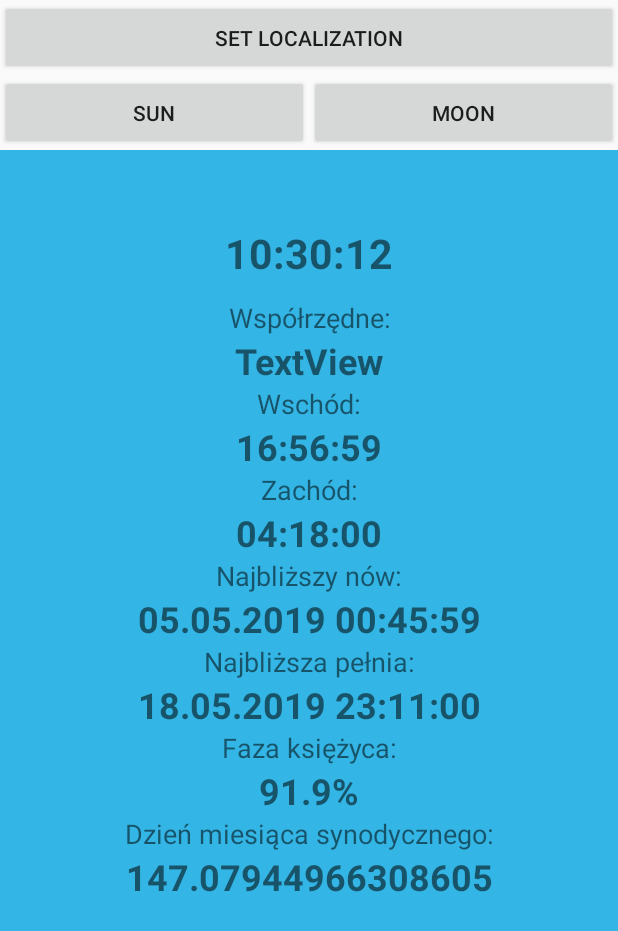
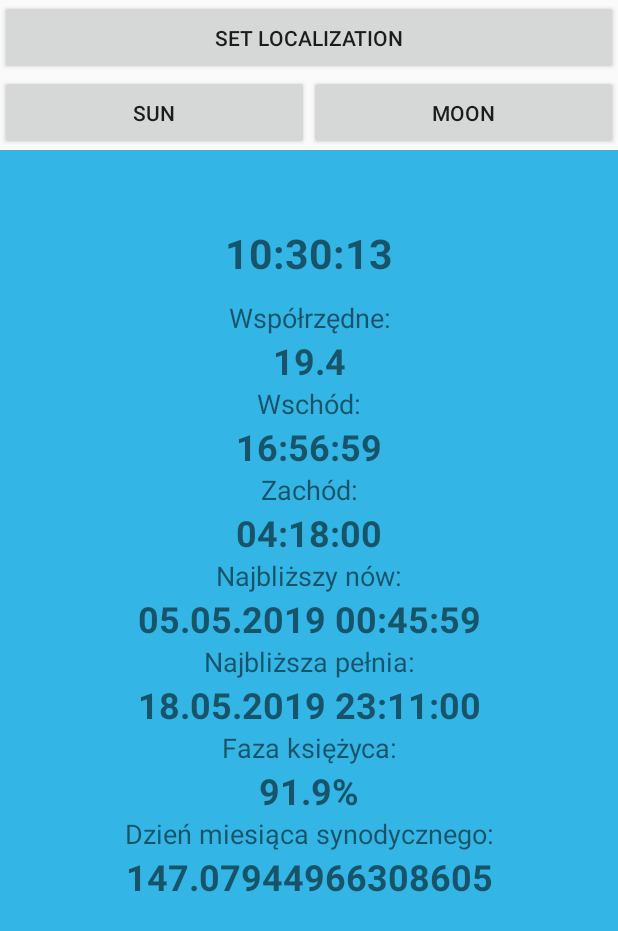
Before and after one commit to mkarpacka/AstroApp, an Android app: the screen it shows after launch (MainActivity), after a tap on "MOON", on a phone screen of 412 x 824 dp. Shown: the top 931 px of the screen. Run offline under Robolectric (Android 15) with nearby library versions, the phone set to English and light mode, and no system bars; 2 other taps on this screen came first.

Commit message:
changing the coordinates works!! part one

```diff
--- a/app/src/main/java/com/example/astroapp/MainActivity.java
+++ b/app/src/main/java/com/example/astroapp/MainActivity.java
@@ -41,6 +41,10 @@ public class MainActivity extends FragmentActivity implements FragmentChangeList
     @Override
     public void onFinishEditDialog(String inputText) {
         Toast.makeText(this, "Hi, " + inputText, Toast.LENGTH_SHORT).show();
+        MoonFragment moonFragment = new MoonFragment();
+        getSupportFragmentManager().beginTransaction().
+                add(R.id.fragment_container, moonFragment).commit();
+        moonFragment.setCoordinates(inputText);
     }
 
     @Override
--- a/app/src/main/java/com/example/astroapp/MoonFragment.java
+++ b/app/src/main/java/com/example/astroapp/MoonFragment.java
@@ -50,6 +50,9 @@ public class MoonFragment extends Fragment {
     private View view;
     private String formattedDate;
 
+    double latitude = 51.7;
+    double longitude = 19.4;
+
     public MoonFragment() {
         // Required empty public constructor
     }
@@ -60,14 +63,27 @@ public class MoonFragment extends Fragment {
         fc.replaceFragment(fr);
     }
 
+    private String holder = "";
+    public void setCoordinates(String s){
+            longitude = Double.parseDouble(s);
+            Log.i("hej", Double.toString(longitude));
+        if(coordinatesText != null){
+            coordinatesText.setText(s);
+        }else{
+            holder = s;
+        }
+//            coordinatesText.setText(Double.toString(longitude));
+    }
+
     @Override
     public View onCreateView(LayoutInflater inflater, ViewGroup container,
                              Bundle savedInstanceState) {
         view = inflater.inflate(R.layout.fragment_moon, container,
                 false);
-        MoonFragmentListener listener = (MoonFragmentListener) getActivity();
-        listener.onFragmentInteraction(s);
-
+        coordinatesText = (TextView) view.findViewById(R.id.coordinates);
+//        MoonFragmentListener listener = (MoonFragmentListener) getActivity();
+//        listener.onFragmentInteraction(s);
+        coordinatesText.setText(Double.toString(longitude));
         startTimeThread();
         sampleAstroInfo();
         return view;
@@ -119,8 +135,8 @@ public class MoonFragment extends Fragment {
         String [] splitedDate = splitDate();
         String [] splitedTime = splitTime();
 
-        double latitude = 51.7;
-        double longitude = 19.4;
+//        double latitude = 51.7;
+//        double longitude = 19.4;
 
         AstroCalculator.Location astroLoc = new AstroCalculator.Location(latitude, longitude);
 
```
